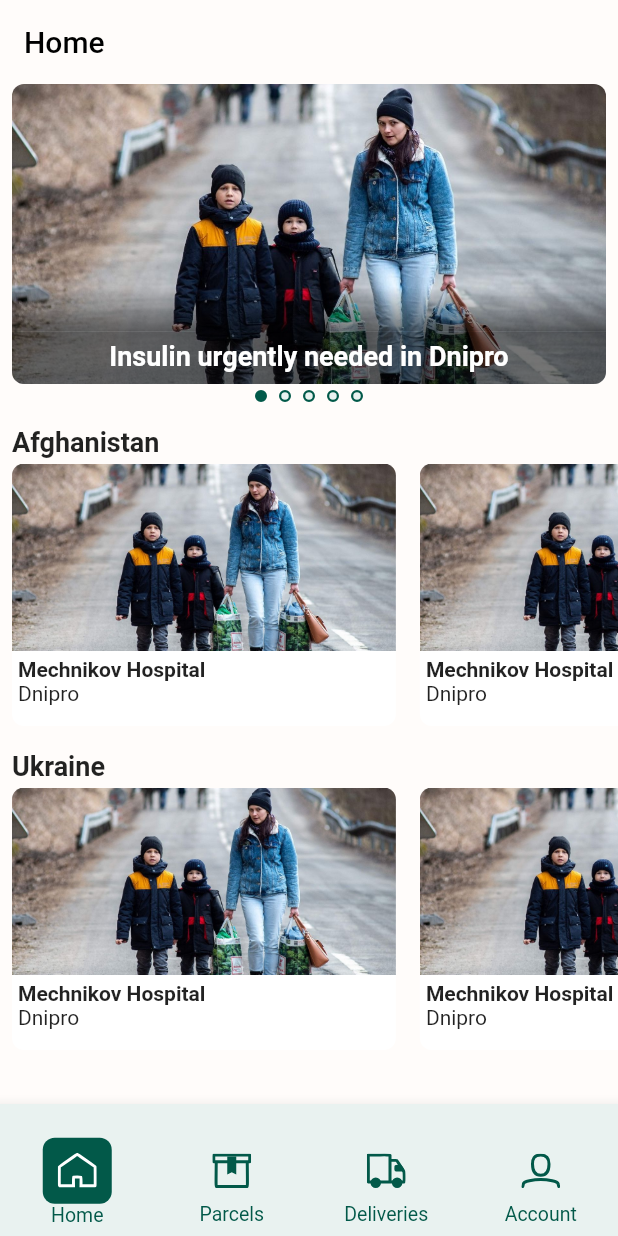
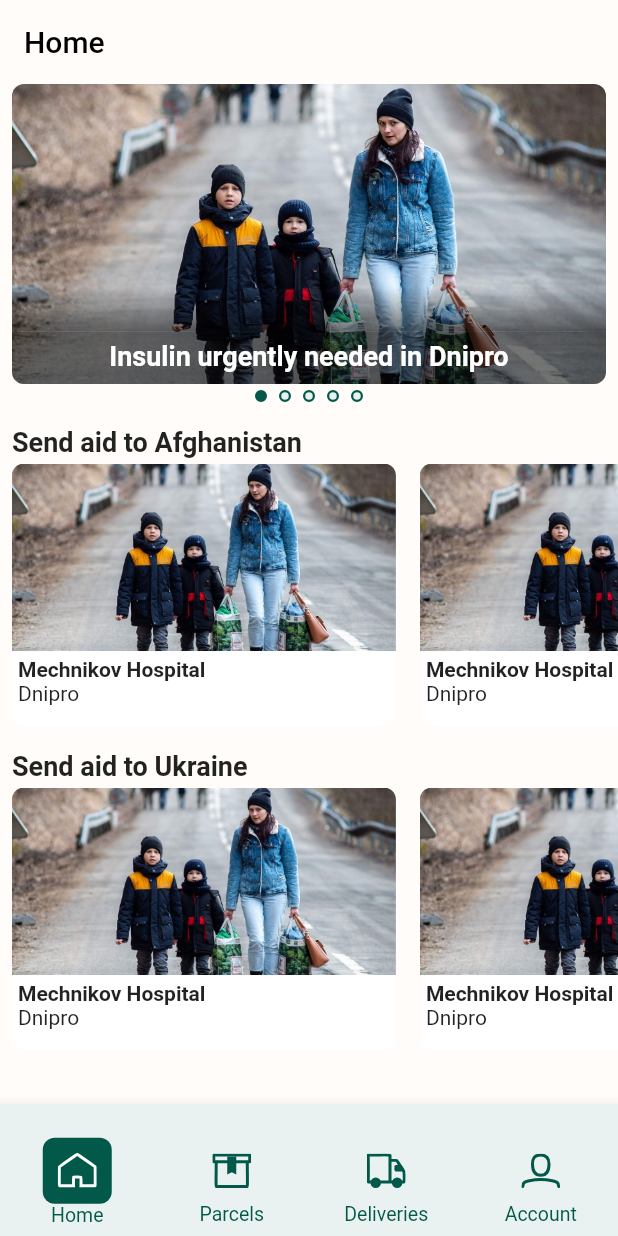
Before and after one commit to thatnick/aid-parcel, a Flutter app: the screen it shows after launch, on a phone screen of 412 x 824 dp. Run offline on Flutter 3.47's test engine with Material 2 defaults, Android fonts, the phone set to English and light mode, and no system bars; our stand-ins replace equatable, flutter_bloc, flutter_svg, geolocator, google_maps_flutter, permission_handler.

Commit message:
Make headings clearer

```diff
--- a/lib/screens/home/home_page.dart
+++ b/lib/screens/home/home_page.dart
@@ -48,7 +48,7 @@ class _HomePageState extends State<HomePage> {
               child: Align(
                 alignment: Alignment.centerLeft,
                 child: Text(
-                  'Afghanistan',
+                  'Send aid to Afghanistan',
                   style: TextStyle(
                     fontSize: 18,
                     fontWeight: FontWeight.w600,
@@ -63,7 +63,7 @@ class _HomePageState extends State<HomePage> {
               child: Align(
                 alignment: Alignment.centerLeft,
                 child: Text(
-                  'Ukraine',
+                  'Send aid to Ukraine',
                   style: TextStyle(
                     fontSize: 18,
                     fontWeight: FontWeight.w600,
```
